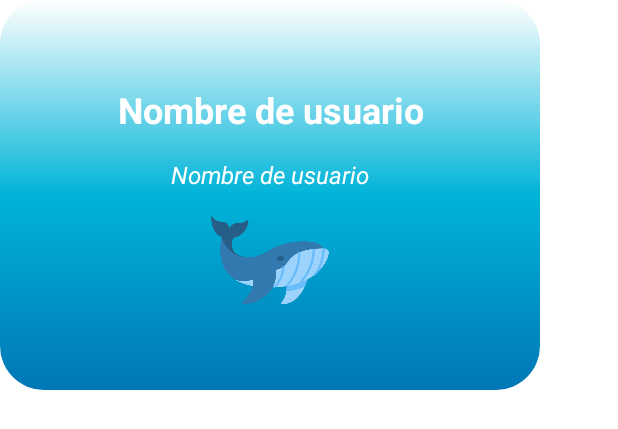
After one commit to 6TenYi9/SeacondLife, an Android app: the layout dialog_style.xml on its own in the app's theme, with its tools: preview values and no code run, on a phone screen of 412 x 824 dp. The commit adds this screen. Shown: the top 429 px of the screen. Run offline under Robolectric (Android 15) with nearby library versions, the phone set to English and light mode, and no system bars.

Commit message:
custom dialog

```diff
--- a/app/src/main/java/com/team/seacondlife/LoginActivity.kt
+++ b/app/src/main/java/com/team/seacondlife/LoginActivity.kt
@@ -1,6 +1,7 @@
 package com.team.seacondlife
 
 import android.annotation.SuppressLint
+import android.app.Dialog
 import android.content.Intent
 import android.os.Bundle
 import android.view.View
@@ -17,7 +18,7 @@ class LoginActivity : AppCompatActivity() {
     private lateinit var bind:ActivityLoginBinding
     val dbhelp=UserSQLiteHelper(this)
 
-    @SuppressLint("Range")
+    @SuppressLint("Range", "ResourceType")
     override fun onCreate(savedInstanceState: Bundle?) {
         super.onCreate(savedInstanceState)
         bind=ActivityLoginBinding.inflate(layoutInflater)
@@ -34,10 +35,11 @@ class LoginActivity : AppCompatActivity() {
             if(dbhelp.VerifyUser(username,password) == true){
                 ToMain()
             }else{
-                var ad = AlertDialog.Builder(this)
-                ad.setTitle(R.string.AlertDg_common_title)
-                ad.setMessage(R.string.AlertDg_message_ErrLogin)
-                ad.setPositiveButton(R.string.AlertDg_possbtn_text, null)
+                var ad = Dialog(this)
+                ad.setContentView(R.layout.dialog_style)
+                //ad.setTitle(R.string.AlertDg_common_title)
+                //ad.setMessage(R.string.AlertDg_message_ErrLogin)
+                //ad.setPositiveButton(R.string.AlertDg_possbtn_text, null)
                 ad.show()
             }
         }
--- a/app/src/main/java/com/team/seacondlife/SignUpActivity.kt
+++ b/app/src/main/java/com/team/seacondlife/SignUpActivity.kt
@@ -1,5 +1,6 @@
 package com.team.seacondlife
 
+import android.annotation.SuppressLint
 import android.content.ContentValues
 import android.content.DialogInterface
 import android.content.Intent
@@ -14,6 +15,7 @@ class SignUpActivity : AppCompatActivity() {
 
     private lateinit var binding:ActivitySignUpBinding
 
+    @SuppressLint("ResourceType")
     override fun onCreate(savedInstanceState: Bundle?) {
         super.onCreate(savedInstanceState)
         binding= ActivitySignUpBinding.inflate(layoutInflater)
--- /dev/null
+++ b/app/src/main/res/drawable/dialog_background.xml
@@ -0,0 +1,11 @@
+<?xml version="1.0" encoding="utf-8"?>
+<shape xmlns:android="http://schemas.android.com/apk/res/android"
+    android:background="@android:color/transparent">
+    <gradient android:angle="90"
+        android:centerColor="@color/blue"
+        android:endColor="@color/white"
+        android:startColor="@color/darkblue">
+
+    </gradient>
+    <corners android:radius="29dp"/>
+</shape>
--- /dev/null
+++ b/app/src/main/res/layout/dialog_style.xml
@@ -0,0 +1,36 @@
+<?xml version="1.0" encoding="utf-8"?>
+<LinearLayout xmlns:android="http://schemas.android.com/apk/res/android"
+    android:layout_width="360dp"
+    android:layout_height="260dp"
+    android:orientation="vertical"
+    android:padding="16dp"
+    android:background="@drawable/dialog_background"
+    android:gravity="center">
+    <TextView
+        android:id="@+id/DialogTitle"
+        android:paddingBottom="16dp"
+        android:textStyle="bold"
+        android:textColor="@color/white"
+        android:textSize="24dp"
+        android:textAlignment="center"
+        android:layout_width="wrap_content"
+        android:layout_height="wrap_content"
+        android:text="@string/username"
+        />
+    <TextView
+        android:id="@+id/DialogMessage"
+        android:paddingBottom="16dp"
+        android:textStyle="italic"
+        android:textColor="@color/white"
+        android:textSize="16dp"
+        android:layout_width="wrap_content"
+        android:layout_height="wrap_content"
+        android:text="@string/username"/>
+
+    <ImageButton
+        android:layout_width="80dp"
+        android:layout_height="60dp"
+        android:textAlignment="center"
+        android:background="@drawable/whale"/>
+
+</LinearLayout>
--- a/app/src/main/res/values/dimens.xml
+++ b/app/src/main/res/values/dimens.xml
@@ -7,4 +7,5 @@
     <dimen name="app_bar_height">180dp</dimen>
     <dimen name="fab_margin">16dp</dimen>
     <dimen name="text_margin">16dp</dimen>
+    <dimen name="corner_radius">80dp</dimen>
 </resources>
--- a/app/src/main/res/values/themes.xml
+++ b/app/src/main/res/values/themes.xml
@@ -44,6 +44,10 @@
         <item name="windowNoTitle">true</item>
     </style>
 
+    <style name="CustomDialog" parent="android:Theme.Dialog">
+
+    </style>
+
     <style name="Theme.SeacondLife.AppBarOverlay" parent="ThemeOverlay.AppCompat.Dark.ActionBar" />
 
     <style name="Theme.SeacondLife.PopupOverlay" parent="ThemeOverlay.AppCompat.Light" />
```
